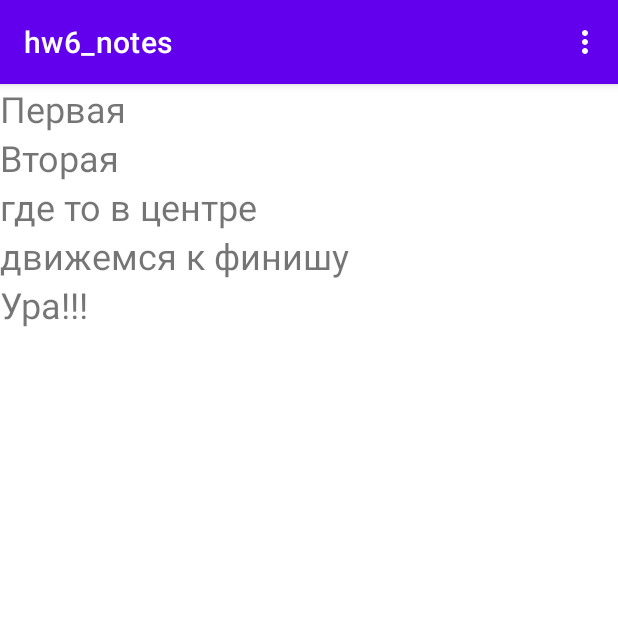
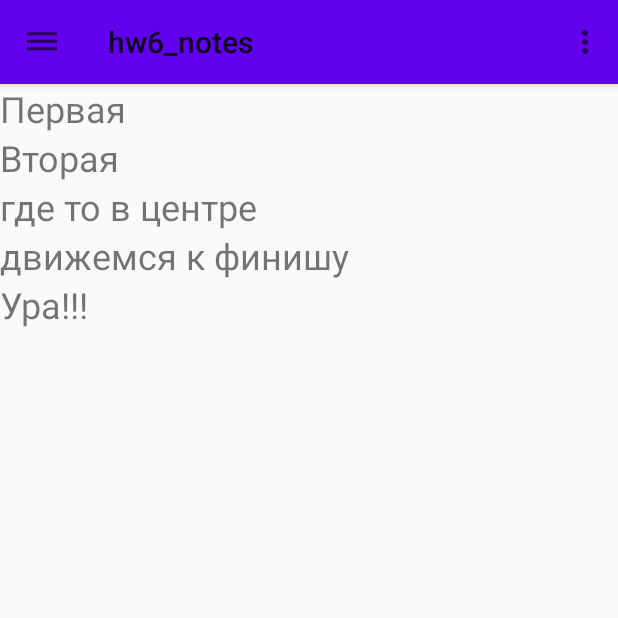
Before and after one commit to andreysc1976/hw6_notes, an Android app: the screen it shows after launch (MainActivity), on a phone screen of 412 x 824 dp, the top half of it. Run offline under Robolectric (Android 15) with nearby library versions, the phone set to English and light mode, and no system bars.

Commit message:
готово

```diff
--- a/app/src/main/java/ru/a_party/hw6_notes/MainActivity.java
+++ b/app/src/main/java/ru/a_party/hw6_notes/MainActivity.java
@@ -1,23 +1,70 @@
 package ru.a_party.hw6_notes;
 
+
 import androidx.annotation.NonNull;
+import androidx.appcompat.app.ActionBarDrawerToggle;
 import androidx.appcompat.app.AppCompatActivity;
-import androidx.appcompat.widget.SwitchCompat;
 
+import androidx.appcompat.widget.Toolbar;
+import androidx.core.content.res.ResourcesCompat;
+import androidx.core.view.GravityCompat;
+import androidx.drawerlayout.widget.DrawerLayout;
+
+import android.graphics.drawable.Drawable;
 import android.os.Bundle;
-import android.view.Menu;
+
 import android.view.MenuItem;
-import android.widget.CompoundButton;
-import android.widget.RadioButton;
+import android.view.View;
+
+
+import com.google.android.material.navigation.NavigationView;
 
 public class MainActivity extends AppCompatActivity {
+    private Toolbar toolbar;
+    private NavigationView navigationView;
+    private DrawerLayout drawerLayout;
 
     @Override
     protected void onCreate(Bundle savedInstanceState) {
         super.onCreate(savedInstanceState);
         if (savedInstanceState==null) Note.generateDemoNotes();
-        setContentView(R.layout.activity_main);
-        setSupportActionBar(findViewById(R.id.toolbar));
+        setContentView(R.layout.activity_main_m);
+        toolbar = findViewById(R.id.toolbar);
+        setSupportActionBar(toolbar);
+
+
+        navigationView = findViewById(R.id.navView);
+        drawerLayout = findViewById(R.id.drawer_layout);
+
+        ActionBarDrawerToggle toggle = new ActionBarDrawerToggle(
+                this, drawerLayout, toolbar, R.string.openStr, R.string.closeStr);
+        drawerLayout.addDrawerListener(toggle);
+        toggle.syncState();
+        toggle.setDrawerIndicatorEnabled(false);
+
+        Drawable drawable = ResourcesCompat.getDrawable(getResources(), R.drawable.ic_baseline_dehaze_24, this.getTheme());
+        toggle.setHomeAsUpIndicator(drawable);
+        toggle.setToolbarNavigationClickListener(v -> {
+            if (drawerLayout.isDrawerVisible(GravityCompat.START)) {
+                drawerLayout.closeDrawer(GravityCompat.START);
+            } else {
+                drawerLayout.openDrawer(GravityCompat.START);
+            }
+        });
+
+        navigationView.setNavigationItemSelectedListener(item -> {
+            if (item.getItemId()==R.id.itemAbout){
+                getSupportFragmentManager()
+                        .beginTransaction()
+                        .addToBackStack(null)
+                        .replace(R.id.fragmentContainerNoteList,AboutFragment.newInstance())
+                        .commit();
+            } else if (item.getItemId()==R.id.itemExit){
+                finish();
+            }
+            return false;
+        });
+
         getSupportFragmentManager()
                 .beginTransaction()
                 .replace(R.id.fragmentContainerNoteList,NoteListFragment.newInstance())
@@ -27,4 +74,5 @@ public class MainActivity extends AppCompatActivity {
     }
 
 
+
 }
--- /dev/null
+++ b/app/src/main/res/drawable/ic_baseline_dehaze_24.xml
@@ -0,0 +1,10 @@
+<vector xmlns:android="http://schemas.android.com/apk/res/android"
+    android:width="24dp"
+    android:height="24dp"
+    android:viewportWidth="24"
+    android:viewportHeight="24"
+    android:tint="?attr/colorControlNormal">
+  <path
+      android:fillColor="@android:color/white"
+      android:pathData="M2,15.5v2h20v-2L2,15.5zM2,10.5v2h20v-2L2,10.5zM2,5.5v2h20v-2L2,5.5z"/>
+</vector>
--- a/app/src/main/res/layout-land/activity_main.xml
+++ b/app/src/main/res/layout-land/activity_main.xml
@@ -4,7 +4,23 @@
     android:layout_width="match_parent"
     android:layout_height="match_parent"
     android:baselineAligned="false"
-    tools:context=".MainActivity" >
+    android:orientation="vertical"
+    tools:context=".MainActivity">
+
+    <com.google.android.material.appbar.AppBarLayout
+        android:layout_width="match_parent"
+        android:layout_height="wrap_content">
+        <androidx.appcompat.widget.Toolbar
+            android:id="@+id/toolbar"
+            android:layout_width="match_parent"
+            android:layout_height="?attr/actionBarSize"/>
+    </com.google.android.material.appbar.AppBarLayout>
+
+    <LinearLayout
+        android:layout_width="match_parent"
+        android:layout_height="match_parent"
+        android:layout_weight="1"
+        android:orientation="horizontal">
 
         <FrameLayout
             android:id="@+id/fragmentContainerNoteList"
@@ -12,10 +28,11 @@
             android:layout_width="wrap_content"
             android:layout_height="match_parent"
             android:layout_weight="1" />
-
         <FrameLayout
             android:id="@+id/landscapeContainer"
             android:layout_width="wrap_content"
             android:layout_height="match_parent"
             android:layout_weight="1" />
     </LinearLayout>
+
+</LinearLayout>
--- a/app/src/main/res/layout/activity_main.xml
+++ b/app/src/main/res/layout/activity_main.xml
@@ -1,10 +1,20 @@
 <?xml version="1.0" encoding="utf-8"?>
-<FrameLayout
+<LinearLayout
     xmlns:android="http://schemas.android.com/apk/res/android"
     xmlns:tools="http://schemas.android.com/tools"
     android:layout_width="match_parent"
     android:layout_height="match_parent"
-    tools:context=".MainActivity">
+    tools:context=".MainActivity"
+    android:orientation="vertical">
+
+    <com.google.android.material.appbar.AppBarLayout
+        android:layout_width="match_parent"
+        android:layout_height="wrap_content">
+        <androidx.appcompat.widget.Toolbar
+            android:id="@+id/toolbar"
+            android:layout_width="match_parent"
+            android:layout_height="?attr/actionBarSize"/>
+    </com.google.android.material.appbar.AppBarLayout>
 
 
     <FrameLayout
@@ -12,4 +22,4 @@
         android:layout_width="match_parent"
         android:layout_height="match_parent" />
 
-</FrameLayout>
+</LinearLayout>
--- a/app/src/main/res/layout/activity_main_m.xml
+++ b/app/src/main/res/layout/activity_main_m.xml
@@ -1,20 +1,26 @@
 <?xml version="1.0" encoding="utf-8"?>
-<androidx.coordinatorlayout.widget.CoordinatorLayout
+<androidx.drawerlayout.widget.DrawerLayout
     xmlns:android="http://schemas.android.com/apk/res/android"
+    xmlns:app="http://schemas.android.com/apk/res-auto"
     xmlns:tools="http://schemas.android.com/tools"
+    android:id="@+id/drawer_layout"
     android:layout_width="match_parent"
     android:layout_height="match_parent"
+    android:fitsSystemWindows="true"
+    tools:openDrawer="start"
     tools:context=".MainActivity">
 
+    <include layout="@layout/activity_main"
+        android:layout_width="match_parent"
+        android:layout_height="match_parent"/>
 
-    <com.google.android.material.appbar.AppBarLayout
-        android:layout_width="match_parent"
-        android:layout_height="wrap_content">
-        <androidx.appcompat.widget.Toolbar
-            android:id="@+id/toolbar"
-            android:layout_width="match_parent"
-            android:layout_height="wrap_content"/>
-    </com.google.android.material.appbar.AppBarLayout>
+    <com.google.android.material.navigation.NavigationView
+        android:id="@+id/navView"
+        android:layout_width="wrap_content"
+        android:layout_height="match_parent"
+        android:layout_gravity="start"
+        app:headerLayout="@layout/nav_drawer"
+        app:menu="@menu/drawer_menu"
+        />
 
-
-</androidx.coordinatorlayout.widget.CoordinatorLayout>
+</androidx.drawerlayout.widget.DrawerLayout>
--- /dev/null
+++ b/app/src/main/res/menu/drawer_menu.xml
@@ -0,0 +1,6 @@
+<?xml version="1.0" encoding="utf-8"?>
+<menu xmlns:android="http://schemas.android.com/apk/res/android">
+
+    <item android:title="@string/aboutStr" android:id="@+id/itemAbout"/>
+    <item android:title="@string/exitStr" android:id="@+id/itemExit"/>
+</menu>
--- a/app/src/main/res/values-night/themes.xml
+++ b/app/src/main/res/values-night/themes.xml
@@ -1,6 +1,6 @@
 <resources xmlns:tools="http://schemas.android.com/tools">
     <!-- Base application theme. -->
-    <style name="Theme.Hw6_notes" parent="Theme.MaterialComponents.DayNight.DarkActionBar">
+    <style name="Theme.Hw6_notes" parent="Theme.AppCompat.DayNight.NoActionBar">
         <!-- Primary brand color. -->
         <item name="colorPrimary">@color/purple_200</item>
         <item name="colorPrimaryVariant">@color/purple_700</item>
--- a/app/src/main/res/values/strings.xml
+++ b/app/src/main/res/values/strings.xml
@@ -1,11 +1,15 @@
 <resources>
     <string name="app_name">hw6_notes</string>
     <!-- TODO: Remove or change this placeholder text -->
-    <string name="hello_blank_fragment">Hello blank fragment</string>
+    <string name="hello_blank_fragment">Супер заметки ©</string>
     <string name="noteName">Тема</string>
     <string name="noteDate">Дата создания</string>
     <string name="noteBody">Описание</string>
     <string name="clearMenuElement">Clear</string>
     <string name="decryptText">DeCrypt</string>
     <string name="cryptText">Crypt</string>
+    <string name="openStr">Open</string>
+    <string name="closeStr">Close</string>
+    <string name="aboutStr">О программе</string>
+    <string name="exitStr">Exit</string>
 </resources>
--- a/app/src/main/res/values/themes.xml
+++ b/app/src/main/res/values/themes.xml
@@ -1,6 +1,6 @@
 <resources xmlns:tools="http://schemas.android.com/tools">
     <!-- Base application theme. -->
-    <style name="Theme.Hw6_notes" parent="Theme.MaterialComponents.DayNight.DarkActionBar">
+    <style name="Theme.Hw6_notes" parent="Theme.AppCompat.Light.NoActionBar">
         <!-- Primary brand color. -->
         <item name="colorPrimary">@color/purple_500</item>
         <item name="colorPrimaryVariant">@color/purple_700</item>
```
Also changed, not shown: app/src/main/java/ru/a_party/hw6_notes/AboutFragment.java (added, +39 -0 lines), app/src/main/res/layout/fragment_about.xml (added, +21 -0 lines), app/src/main/res/layout/nav_drawer.xml (added, +23 -0 lines). Lines whose indentation alone changed are shown as unchanged.
